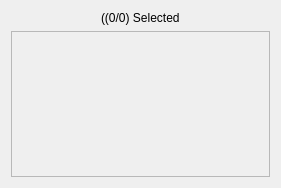
Before: the Qt Designer form src/gui/main_window/central_widget/scrape_widget/ScrapeWidget.ui in ephell/Telescrape, drawn with Qt 5.
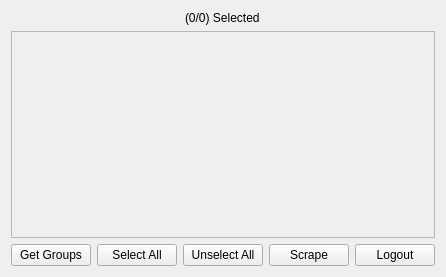
After: the same form once the commit is applied.

Commit message: Resize main window to ScrapeWidget size after successful login

What changed in the file:
```diff
--- a/src/gui/main_window/central_widget/scrape_widget/ScrapeWidget.ui
+++ b/src/gui/main_window/central_widget/scrape_widget/ScrapeWidget.ui
@@ -6,14 +6,14 @@
    <rect>
     <x>0</x>
     <y>0</y>
-    <width>281</width>
-    <height>188</height>
+    <width>419</width>
+    <height>277</height>
    </rect>
   </property>
   <property name="windowTitle">
    <string>Form</string>
   </property>
-  <layout class="QVBoxLayout" name="verticalLayout" stretch="0,1">
+  <layout class="QVBoxLayout" name="verticalLayout" stretch="0,1,0">
    <item alignment="Qt::AlignHCenter">
     <widget class="QLabel" name="check_boxes_checked_label">
      <property name="sizePolicy">
@@ -23,7 +23,7 @@
       </sizepolicy>
      </property>
      <property name="text">
-      <string>((0/0) Selected</string>
+      <string>(0/0) Selected</string>
      </property>
     </widget>
    </item>
@@ -37,8 +37,8 @@
        <rect>
         <x>0</x>
         <y>0</y>
-        <width>261</width>
-        <height>146</height>
+        <width>399</width>
+        <height>203</height>
        </rect>
       </property>
       <layout class="QVBoxLayout" name="verticalLayout_2">
@@ -49,6 +49,45 @@
      </widget>
     </widget>
    </item>
+   <item>
+    <layout class="QHBoxLayout" name="horizontalLayout">
+     <item>
+      <widget class="QPushButton" name="pushButton">
+       <property name="text">
+        <string>Get Groups</string>
+       </property>
+      </widget>
+     </item>
+     <item>
+      <widget class="QPushButton" name="pushButton_3">
+       <property name="text">
+        <string>Select All</string>
+       </property>
+      </widget>
+     </item>
+     <item>
+      <widget class="QPushButton" name="pushButton_4">
+       <property name="text">
+        <string>Unselect All</string>
+       </property>
+      </widget>
+     </item>
+     <item>
+      <widget class="QPushButton" name="pushButton_5">
+       <property name="text">
+        <string>Scrape</string>
+       </property>
+      </widget>
+     </item>
+     <item>
+      <widget class="QPushButton" name="pushButton_2">
+       <property name="text">
+        <string>Logout</string>
+       </property>
+      </widget>
+     </item>
+    </layout>
+   </item>
   </layout>
  </widget>
  <resources/>
```
The commit also changes 3 other files.
